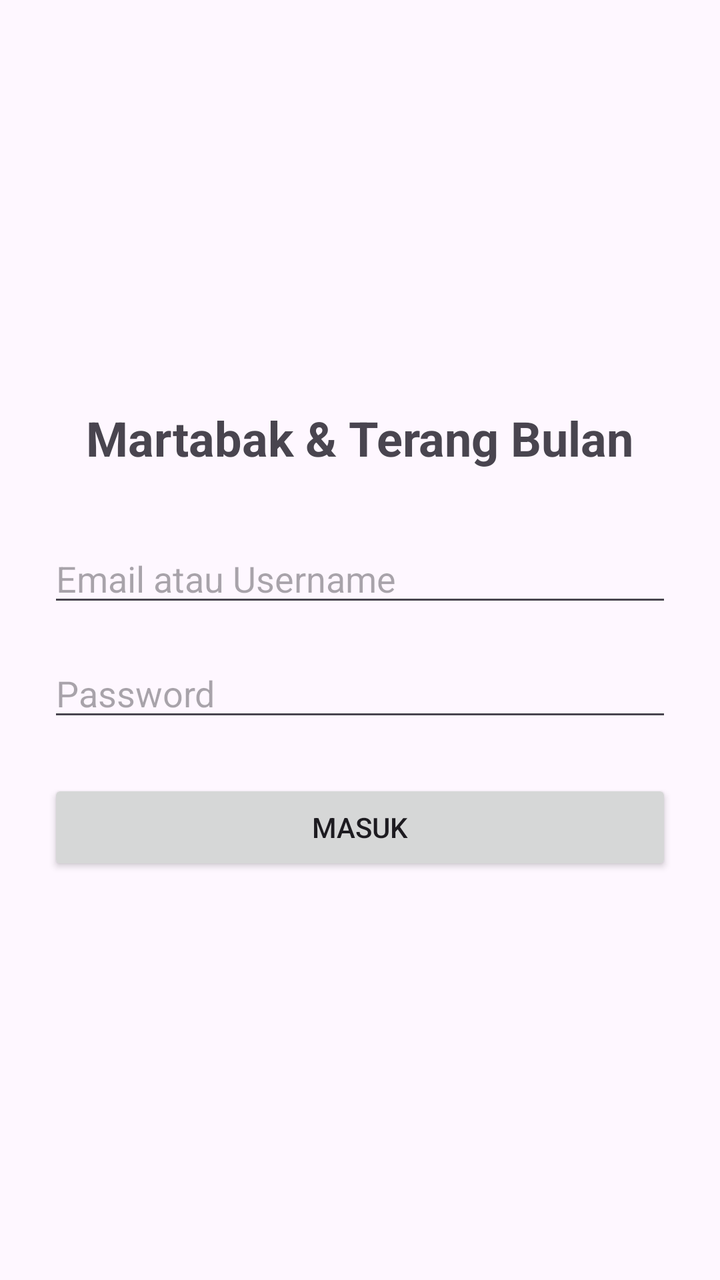
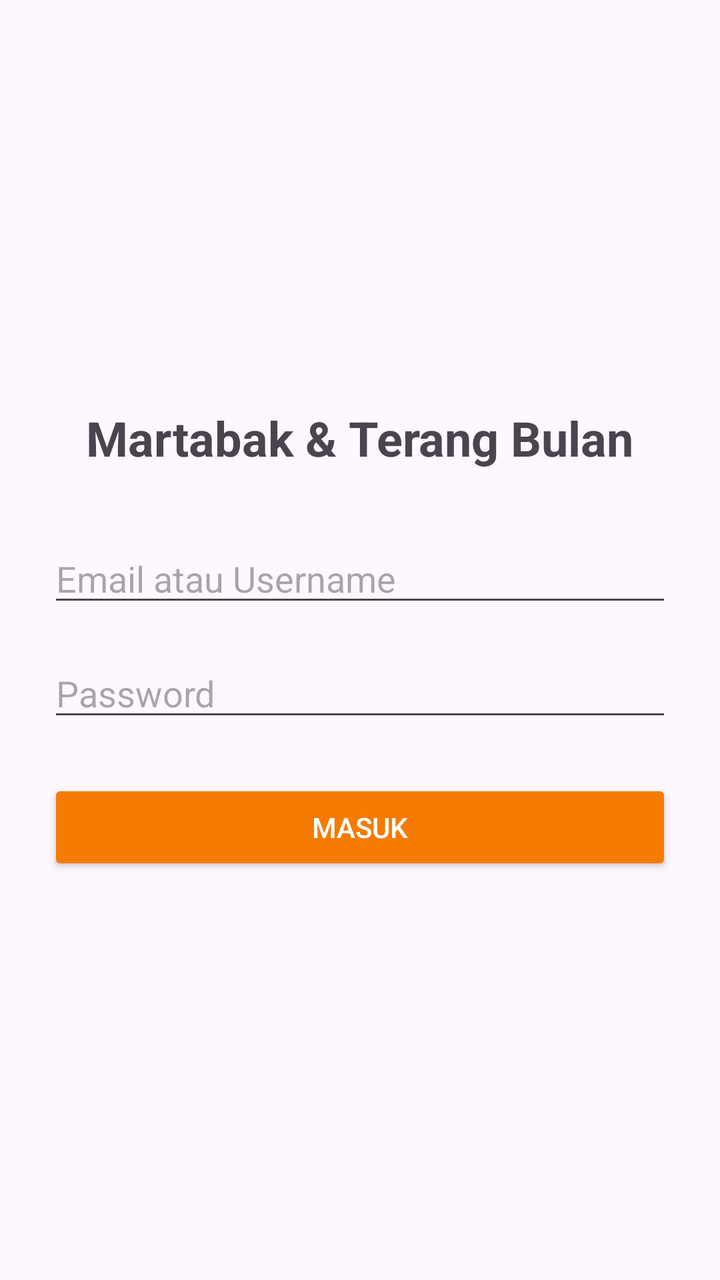

Before-and-after screenshots of an Android layout around one commit, followed by the original layout XML and the change that was made.
<!-- AndroidManifest.xml: application theme Theme.MartabakDanTerangBulan -->
<!-- res/layout/activity_login.xml -->
<?xml version="1.0" encoding="utf-8"?>
<androidx.constraintlayout.widget.ConstraintLayout
    xmlns:android="http://schemas.android.com/apk/res/android"
    xmlns:app="http://schemas.android.com/apk/res-auto"
    android:layout_width="match_parent"
    android:layout_height="match_parent"
    android:padding="24dp">

    <TextView
        android:id="@+id/tvLogoTitle"
        android:layout_width="wrap_content"
        android:layout_height="wrap_content"
        android:text="Martabak &amp; Terang Bulan"
        android:textSize="24sp"
        android:textStyle="bold"
        android:textAlignment="center"
        app:layout_constraintVertical_chainStyle="packed"
        app:layout_constraintTop_toTopOf="parent"
        app:layout_constraintBottom_toTopOf="@+id/etUsername"
        app:layout_constraintStart_toStartOf="parent"
        app:layout_constraintEnd_toEndOf="parent" />

    <EditText
        android:id="@+id/etUsername"
        android:layout_width="0dp"
        android:layout_height="wrap_content"
        android:hint="Email atau Username"
        android:inputType="textEmailAddress"
        android:layout_marginTop="32dp"
        app:layout_constraintTop_toBottomOf="@id/tvLogoTitle"
        app:layout_constraintBottom_toTopOf="@+id/etPassword"
        app:layout_constraintStart_toStartOf="parent"
        app:layout_constraintEnd_toEndOf="parent" />

    <EditText
        android:id="@+id/etPassword"
        android:layout_width="0dp"
        android:layout_height="wrap_content"
        android:hint="Password"
        android:inputType="textPassword"
        android:layout_marginTop="16dp"
        app:layout_constraintTop_toBottomOf="@id/etUsername"
        app:layout_constraintBottom_toTopOf="@+id/btnLogin"
        app:layout_constraintStart_toStartOf="parent"
        app:layout_constraintEnd_toEndOf="parent" />

    <Button
        android:id="@+id/btnLogin"
        android:layout_width="0dp"
        android:layout_height="wrap_content"
        android:text="Masuk"
        android:layout_marginTop="24dp"
        app:layout_constraintTop_toBottomOf="@id/etPassword"
        app:layout_constraintBottom_toBottomOf="parent"
        app:layout_constraintStart_toStartOf="parent"
        app:layout_constraintEnd_toEndOf="parent" />

</androidx.constraintlayout.widget.ConstraintLayout>
<!-- resources referenced by this layout -->
<resources>
  <style name="Theme.MartabakDanTerangBulan" parent="Base.Theme.MartabakDanTerangBulan" />
  <style name="Base.Theme.MartabakDanTerangBulan" parent="Theme.Material3.DayNight.NoActionBar">
          
          
      </style>
</resources>

<!-- the commit's change to res/layout/activity_login.xml (unified diff, before → after) -->
@@ -50,6 +50,8 @@
         android:layout_height="wrap_content"
         android:text="Masuk"
         android:layout_marginTop="24dp"
+        android:backgroundTint="@color/orange_primary"
+        android:textColor="@color/white"
         app:layout_constraintTop_toBottomOf="@id/etPassword"
         app:layout_constraintBottom_toBottomOf="parent"
         app:layout_constraintStart_toStartOf="parent"
<!-- resource entries referenced after the edit -->
@@ -1,5 +1,7 @@
 <!-- resources referenced by this layout -->
 <resources>
+  <color name="orange_primary">#F57C00</color>
+  <color name="white">#FFFFFFFF</color>
   <style name="Theme.MartabakDanTerangBulan" parent="Base.Theme.MartabakDanTerangBulan" />
   <style name="Base.Theme.MartabakDanTerangBulan" parent="Theme.Material3.DayNight.NoActionBar">
           
